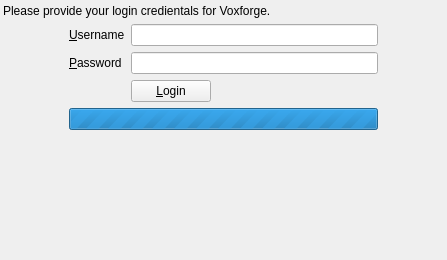
Qt form res/ui/voxforgewizard-login.ui (smartboyhw/speechcontrol) before a commit.
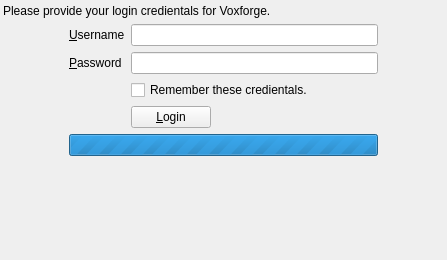
The same form after that commit.

Commit message: Updated login page of Voxforge Wizard.

Diff of the .ui file:
```diff
--- a/res/ui/voxforgewizard-login.ui
+++ b/res/ui/voxforgewizard-login.ui
@@ -102,26 +102,39 @@
         </property>
        </widget>
       </item>
-      <item row="3" column="0" colspan="2">
+      <item row="4" column="0" colspan="2">
        <widget class="QProgressBar" name="progressBarLogin">
+        <property name="enabled">
+         <bool>true</bool>
+        </property>
         <property name="maximum">
          <number>0</number>
         </property>
         <property name="value">
          <number>0</number>
         </property>
+        <property name="textVisible">
+         <bool>true</bool>
+        </property>
         <property name="format">
          <string>Logging in.</string>
         </property>
        </widget>
       </item>
-      <item row="2" column="1">
+      <item row="3" column="1">
        <widget class="QPushButton" name="btnLogin">
         <property name="text">
          <string>&amp;Login</string>
         </property>
        </widget>
       </item>
+      <item row="2" column="1">
+       <widget class="QCheckBox" name="checkBoxRemeberCreds">
+        <property name="text">
+         <string>Remember these credientals.</string>
+        </property>
+       </widget>
+      </item>
      </layout>
     </item>
     <item row="0" column="0" colspan="3">
```
Left out of the diff: 14 changed lines with no effect on the pictures.
